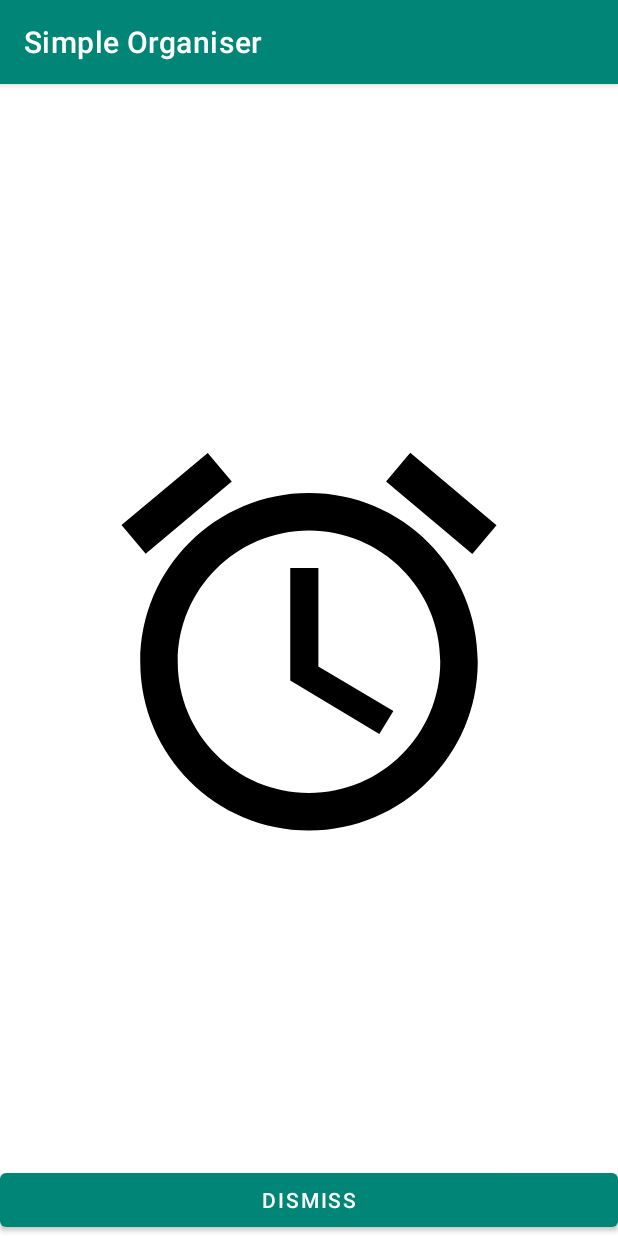
After one commit to IonRabii/PAM_LAB2, an Android app: the RingActivity screen opened directly, with no data from a screen before it, on a phone screen of 412 x 824 dp. The commit adds this screen. Run offline under Robolectric (Android 15) with nearby library versions, the phone set to English and light mode, and no system bars.

Commit message:
stable version with ring sound and event list

```diff
--- /dev/null
+++ b/app/src/main/java/utm/pam/activities/RingActivity.java
@@ -0,0 +1,45 @@
+package utm.pam.activities;
+
+import android.animation.ObjectAnimator;
+import android.animation.ValueAnimator;
+import android.content.Intent;
+import android.os.Bundle;
+import android.widget.Button;
+import android.widget.ImageView;
+import android.widget.TextView;
+
+import androidx.annotation.Nullable;
+import androidx.appcompat.app.AppCompatActivity;
+
+import utm.pam.R;
+import utm.pam.services.AlarmService;
+
+import static utm.pam.services.Impl.SchedulerServiceImpl.TITLE;
+
+public class RingActivity extends AppCompatActivity {
+    @Override
+
+    protected void onCreate(@Nullable Bundle savedInstanceState) {
+        super.onCreate(savedInstanceState);
+        setContentView(R.layout.activity_ring);
+        final Intent intent = getIntent();
+        final TextView textView = (TextView) findViewById(R.id.textView);
+        textView.setText(intent.getStringExtra(TITLE));
+        final Button dismiss = (Button) findViewById(R.id.activity_ring_dismiss);
+
+        dismiss.setOnClickListener(v -> {
+            Intent intentService = new Intent(getApplicationContext(), AlarmService.class);
+            getApplicationContext().stopService(intentService);
+            finish();
+        });
+        animateClock();
+    }
+
+    private void animateClock() {
+        final ImageView clock = (ImageView) findViewById(R.id.activity_ring_clock);
+        ObjectAnimator rotateAnimation = ObjectAnimator.ofFloat(clock, "rotation", 0f, 20f, 0f, -20f, 0f);
+        rotateAnimation.setRepeatCount(ValueAnimator.INFINITE);
+        rotateAnimation.setDuration(800);
+        rotateAnimation.start();
+    }
+}
--- a/app/src/main/java/utm/pam/dao/EventRepository.java
+++ b/app/src/main/java/utm/pam/dao/EventRepository.java
@@ -12,6 +12,8 @@ public interface EventRepository {
 
     void delete(final String id);
 
+    void deleteByDate(final String date);
+
     List<Event> getAll();
 
     List<Event> getByDate(final String date);
--- a/app/src/main/java/utm/pam/model/Database.java
+++ b/app/src/main/java/utm/pam/model/Database.java
@@ -15,6 +15,10 @@ public class Database {
         this.events = new ArrayList<>();
     }
 
+    public Database(List<Event> events) {
+        this.events = events;
+    }
+
     public List<Event> getEvents() {
         return events;
     }
--- a/app/src/main/java/utm/pam/model/Event.java
+++ b/app/src/main/java/utm/pam/model/Event.java
@@ -8,6 +8,9 @@ public class Event {
     private String date;
     private String title;
     private String description;
+
+    public Event() {
+    }
 
     public Event(String id, String date, String title, String description) {
         this.id = id;
--- /dev/null
+++ b/app/src/main/res/layout/activity_ring.xml
@@ -0,0 +1,37 @@
+<?xml version="1.0" encoding="utf-8"?>
+<androidx.constraintlayout.widget.ConstraintLayout xmlns:android="http://schemas.android.com/apk/res/android"
+    xmlns:app="http://schemas.android.com/apk/res-auto"
+    android:id="@+id/linearLayout"
+    android:layout_width="match_parent"
+    android:layout_height="match_parent">
+
+    <TextView
+        android:id="@+id/textView"
+        android:layout_width="0dp"
+        android:layout_height="wrap_content"
+        android:text="Ring Ring"
+        android:textAlignment="center"
+        android:textAppearance="@style/TextAppearance.AppCompat.Medium"
+        app:layout_constraintEnd_toEndOf="parent"
+        app:layout_constraintStart_toStartOf="parent"
+        app:layout_constraintTop_toTopOf="parent" />
+
+    <ImageView
+        android:id="@+id/activity_ring_clock"
+        android:layout_width="300dp"
+        android:layout_height="300dp"
+        app:layout_constraintBottom_toTopOf="@+id/activity_ring_dismiss"
+        app:layout_constraintEnd_toEndOf="parent"
+        app:layout_constraintStart_toStartOf="parent"
+        app:layout_constraintTop_toBottomOf="@+id/textView"
+        app:srcCompat="@drawable/ic_alarm_black_24dp" />
+
+    <Button
+        android:id="@+id/activity_ring_dismiss"
+        android:layout_width="0dp"
+        android:layout_height="wrap_content"
+        android:text="@string/dismiss"
+        app:layout_constraintBottom_toBottomOf="parent"
+        app:layout_constraintEnd_toEndOf="parent"
+        app:layout_constraintStart_toStartOf="parent" />
+</androidx.constraintlayout.widget.ConstraintLayout>
--- a/app/src/main/res/values/strings.xml
+++ b/app/src/main/res/values/strings.xml
@@ -11,4 +11,5 @@
     <string name="add_event">Add Event</string>
     <string name="update_event">Update event</string>
     <string name="choose_event_from_list">Choose event from list</string>
+    <string name="dismiss">Dismiss</string>
 </resources>
```
Also changed, not shown: app/src/main/AndroidManifest.xml (+11 -2 lines), app/src/main/java/utm/pam/activities/MainActivity.java (+24 -1 lines), app/src/main/java/utm/pam/activities/UpdateItemActivity.java (+6 -5 lines), app/src/main/java/utm/pam/dao/impl/DatabaseManagerImpl.java (+10 -7 lines), app/src/main/java/utm/pam/dao/impl/EventRepositoryImpl.java (+8 -1 lines), app/src/main/java/utm/pam/services/AlarmBroadcastReceiver.java (added, +17 -0 lines), app/src/main/java/utm/pam/services/AlarmService.java (+64 -61 lines), app/src/main/java/utm/pam/services/Impl/SchedulerServiceImpl.java (added, +54 -0 lines), app/src/main/java/utm/pam/services/MyBroadcastReceiver.java (deleted, +0 -18 lines), app/src/main/java/utm/pam/services/SchedulerService.java (+8 -22 lines).
